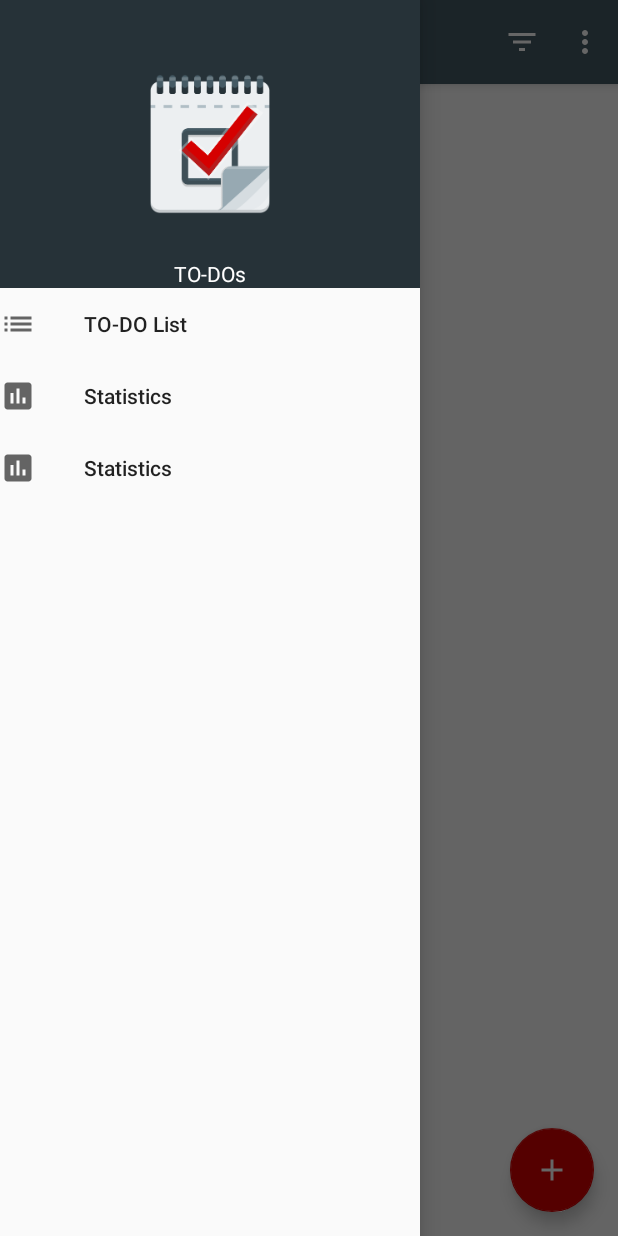
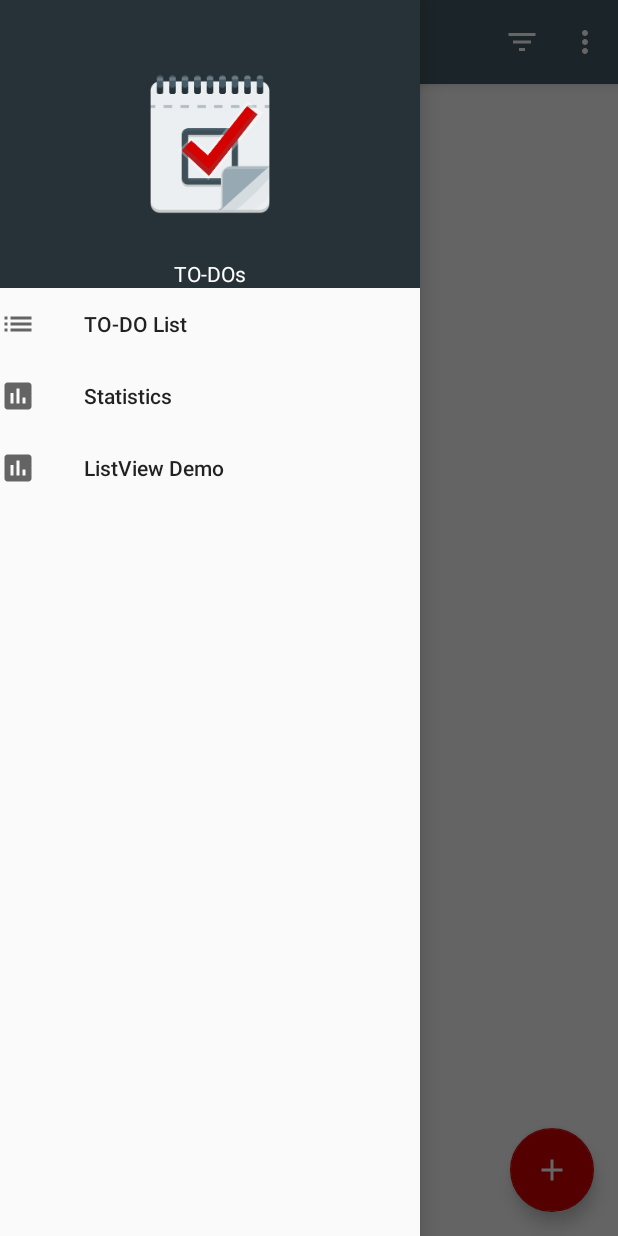
Before and after one commit to loganfreeman/android-workout-project, an Android app: the screen it shows after launch (TasksActivity), with the side drawer open, on a phone screen of 412 x 824 dp. Run offline under Robolectric (Android 15) with nearby library versions, the phone set to English and light mode, and no system bars; libraries missing offline, so code that uses them is left out: android.support.test; 2 statements that could not run were skipped.

Commit message:
listview demo

```diff
--- a/app/src/main/res/menu/drawer_actions.xml
+++ b/app/src/main/res/menu/drawer_actions.xml
@@ -27,7 +27,7 @@
 
     <item android:id="@+id/list_item_view"
         android:icon="@drawable/ic_statistics"
-        android:title="@string/statistics_title">
+        android:title="@string/listview_demo_title">
 
     </item>
 </menu>
--- a/app/src/main/res/values/strings.xml
+++ b/app/src/main/res/values/strings.xml
@@ -85,5 +85,6 @@
     <string name="action_info">Info</string>
     <string name="action_heart">Heart</string>
     <string name="action_remove">Remove</string>
+    <string name="listview_demo_title">ListView Demo</string>
 
 </resources>
```
